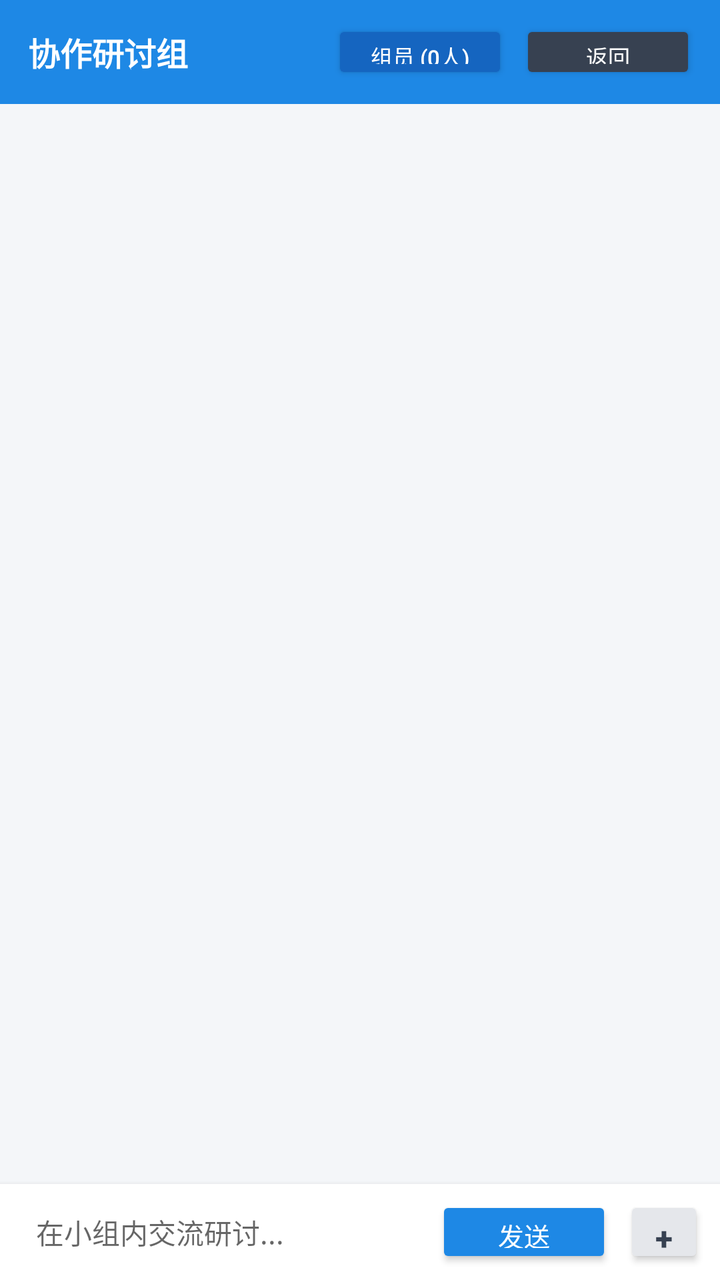
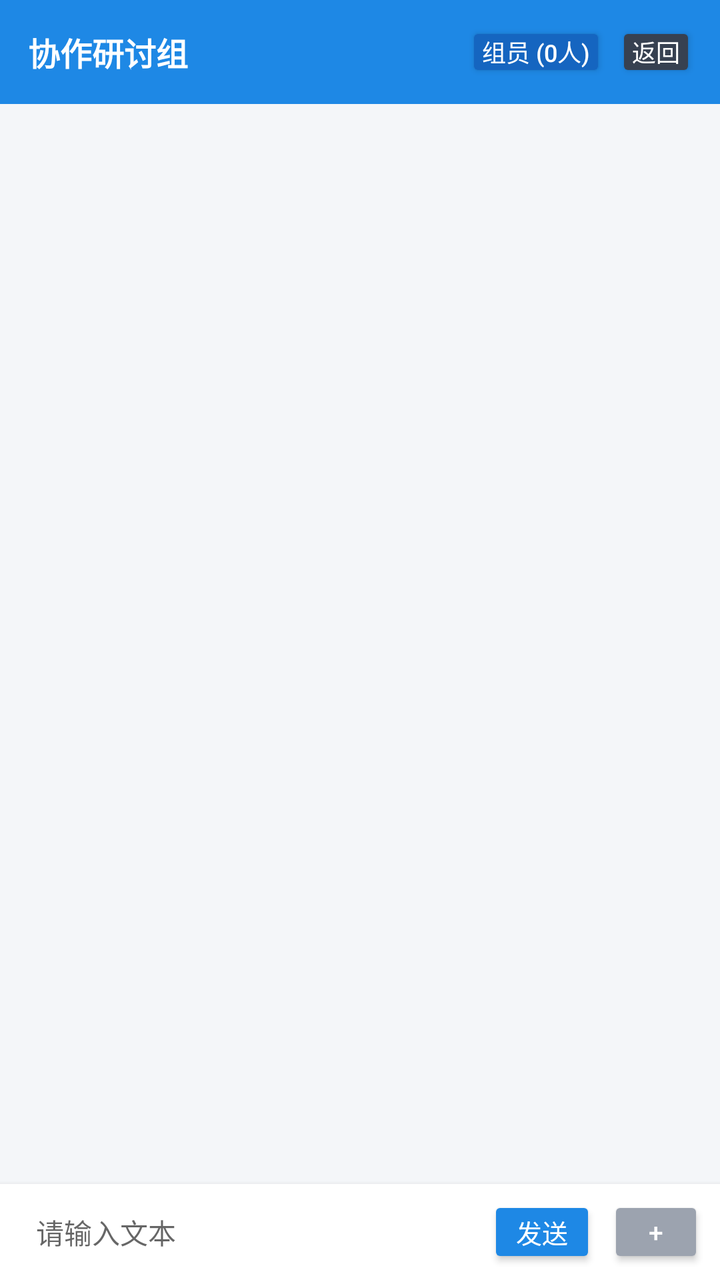

Compare the two renders of this Android layout. The source of the first and the diff that turns it into the second are given below.
<!-- AndroidManifest.xml: application theme Theme.CampusChat -->
<!-- res/layout/activity_game_room.xml -->
<?xml version="1.0" encoding="utf-8"?>
<androidx.constraintlayout.widget.ConstraintLayout
    xmlns:android="http://schemas.android.com/apk/res/android"
    xmlns:app="http://schemas.android.com/apk/res-auto"
    android:id="@+id/roomRootLayout"
    android:layout_width="match_parent"
    android:layout_height="match_parent"
    android:background="#F4F6F9"
    android:fitsSystemWindows="true">

    
    <RelativeLayout
        android:id="@+id/layoutRoomHeader"
        android:layout_width="0dp"
        android:layout_height="52dp"
        android:background="#1E88E5"
        android:paddingStart="14dp"
        android:paddingEnd="12dp"
        app:layout_constraintTop_toTopOf="parent"
        app:layout_constraintStart_toStartOf="parent"
        app:layout_constraintEnd_toEndOf="parent">

        <LinearLayout
            android:layout_width="0dp"
            android:layout_height="wrap_content"
            android:layout_alignParentStart="true"
            android:layout_centerVertical="true"
            android:layout_toStartOf="@+id/layoutRightActions"
            android:layout_marginEnd="6dp"
            android:gravity="center_vertical"
            android:orientation="horizontal">

            <TextView
                android:id="@+id/tvRoomHeaderTitle"
                android:layout_width="0dp"
                android:layout_height="wrap_content"
                android:layout_weight="1"
                android:ellipsize="end"
                android:maxLines="1"
                android:text="协作研讨组"
                android:textColor="#FFFFFF"
                android:textSize="16sp"
                android:textStyle="bold" />

            <Button
                android:id="@+id/btnDisbandRoom"
                android:layout_width="wrap_content"
                android:layout_height="32dp"
                android:layout_marginStart="6dp"
                android:minWidth="48dp"
                android:backgroundTint="#EF4444"
                android:paddingStart="8dp"
                android:paddingEnd="8dp"
                android:text="解散"
                android:textColor="#FFFFFF"
                android:textSize="11sp"
                android:visibility="gone" />
        </LinearLayout>

        <LinearLayout
            android:id="@+id/layoutRightActions"
            android:layout_width="wrap_content"
            android:layout_height="wrap_content"
            android:layout_alignParentEnd="true"
            android:layout_centerVertical="true"
            android:gravity="center_vertical"
            android:orientation="horizontal">

            <Button
                android:id="@+id/btnRoomMembers"
                android:layout_width="wrap_content"
                android:layout_height="32dp"
                android:layout_marginEnd="6dp"
                android:backgroundTint="#1565C0"
                android:paddingStart="10dp"
                android:paddingEnd="10dp"
                android:text="组员 (0人)"
                android:textColor="#FFFFFF"
                android:textSize="11sp" />

            <Button
                android:id="@+id/btnBackToLobby"
                android:layout_width="wrap_content"
                android:layout_height="32dp"
                android:backgroundTint="#374151"
                android:paddingStart="10dp"
                android:paddingEnd="10dp"
                android:text="返回"
                android:textColor="#FFFFFF"
                android:textSize="11sp" />
        </LinearLayout>
    </RelativeLayout>

    
    <androidx.recyclerview.widget.RecyclerView
        android:id="@+id/rvRoomChat"
        android:layout_width="0dp"
        android:layout_height="0dp"
        android:clipToPadding="false"
        android:paddingTop="8dp"
        android:paddingBottom="8dp"
        app:layout_constraintTop_toBottomOf="@id/layoutRoomHeader"
        app:layout_constraintBottom_toTopOf="@id/layoutRoomInput"
        app:layout_constraintStart_toStartOf="parent"
        app:layout_constraintEnd_toEndOf="parent" />

    
    <LinearLayout
        android:id="@+id/layoutRoomInput"
        android:layout_width="0dp"
        android:layout_height="wrap_content"
        android:background="#FFFFFF"
        android:elevation="4dp"
        android:gravity="center_vertical"
        android:orientation="horizontal"
        android:paddingStart="8dp"
        android:paddingTop="6dp"
        android:paddingEnd="8dp"
        android:paddingBottom="6dp"
        app:layout_constraintBottom_toTopOf="@id/layoutRoomToolPanel"
        app:layout_constraintStart_toStartOf="parent"
        app:layout_constraintEnd_toEndOf="parent">

        <EditText
            android:id="@+id/etRoomMessage"
            android:layout_width="0dp"
            android:layout_height="wrap_content"
            android:layout_weight="1"
            android:background="@null"
            android:hint="在小组内交流研讨..."
            android:maxLines="3"
            android:paddingStart="10dp"
            android:paddingEnd="10dp"
            android:textSize="14sp" />

        <Button
            android:id="@+id/btnSendRoomMsg"
            android:layout_width="wrap_content"
            android:layout_height="36dp"
            android:layout_marginStart="6dp"
            android:backgroundTint="#1E88E5"
            android:paddingStart="14dp"
            android:paddingEnd="14dp"
            android:text="发送"
            android:textColor="#FFFFFF"
            android:textSize="13sp" />

        <Button
            android:id="@+id/btnToggleRoomToolPanel"
            android:layout_width="40dp"
            android:layout_height="36dp"
            android:layout_marginStart="6dp"
            android:backgroundTint="#E5E7EB"
            android:text="+"
            android:textColor="#374151"
            android:textSize="16sp"
            android:textStyle="bold" />
    </LinearLayout>

    
    <LinearLayout
        android:id="@+id/layoutRoomToolPanel"
        android:layout_width="0dp"
        android:layout_height="96dp"
        android:background="#F9FAFB"
        android:gravity="center_vertical"
        android:orientation="horizontal"
        android:paddingStart="16dp"
        android:paddingEnd="16dp"
        android:visibility="gone"
        app:layout_constraintBottom_toBottomOf="parent"
        app:layout_constraintStart_toStartOf="parent"
        app:layout_constraintEnd_toEndOf="parent">

        
        <LinearLayout
            android:id="@+id/itemToolRps"
            android:layout_width="76dp"
            android:layout_height="match_parent"
            android:gravity="center"
            android:clickable="true"
            android:focusable="true"
            android:orientation="vertical">

            <Button
                android:id="@+id/btnLaunchRpsTool"
                android:layout_width="56dp"
                android:layout_height="44dp"
                android:backgroundTint="#E0F2FE"
                android:clickable="false"
                android:focusable="false"
                android:text="猜拳"
                android:textColor="#0369A1"
                android:textSize="13sp"
                android:textStyle="bold" />

            <TextView
                android:layout_width="wrap_content"
                android:layout_height="wrap_content"
                android:layout_marginTop="4dp"
                android:text="决策猜拳"
                android:textColor="#4B5563"
                android:textSize="11sp" />
        </LinearLayout>

        
        <LinearLayout
            android:id="@+id/itemToolCanvas"
            android:layout_width="76dp"
            android:layout_height="match_parent"
            android:layout_marginStart="16dp"
            android:gravity="center"
            android:clickable="true"
            android:focusable="true"
            android:orientation="vertical">

            <Button
                android:id="@+id/btnToolCanvasAction"
                android:layout_width="56dp"
                android:layout_height="44dp"
                android:backgroundTint="#DCFCE7"
                android:clickable="false"
                android:focusable="false"
                android:text="白板"
                android:textColor="#15803D"
                android:textSize="13sp"
                android:textStyle="bold" />

            <TextView
                android:layout_width="wrap_content"
                android:layout_height="wrap_content"
                android:layout_marginTop="4dp"
                android:text="协同草稿"
                android:textColor="#4B5563"
                android:textSize="11sp" />
        </LinearLayout>
    </LinearLayout>

</androidx.constraintlayout.widget.ConstraintLayout>
<!-- resources referenced by this layout -->
<resources>
  <style name="Theme.CampusChat" parent="Theme.AppCompat.Light.NoActionBar">
          
          <item name="colorPrimary">@color/brand_primary</item>
          <item name="colorPrimaryDark">@color/brand_primary_dark</item>
          <item name="colorAccent">@color/brand_accent</item>
  
          
          <item name="android:windowBackground">@color/app_background</item>
  
          
          <item name="android:statusBarColor">@color/brand_primary_dark</item>
      </style>
  <color name="brand_primary">#1E88E5</color>
  <color name="brand_primary_dark">#1565C0</color>
  <color name="brand_accent">#00ACC1</color>
  <color name="app_background">#F4F6F9</color>
</resources>

<!-- the commit's change to res/layout/activity_game_room.xml (unified diff, before → after) -->
@@ -2,6 +2,7 @@
 <androidx.constraintlayout.widget.ConstraintLayout
     xmlns:android="http://schemas.android.com/apk/res/android"
     xmlns:app="http://schemas.android.com/apk/res-auto"
+    xmlns:tools="http://schemas.android.com/tools"
     android:id="@+id/roomRootLayout"
     android:layout_width="match_parent"
     android:layout_height="match_parent"
@@ -20,42 +21,20 @@
         app:layout_constraintStart_toStartOf="parent"
         app:layout_constraintEnd_toEndOf="parent">
 
-        <LinearLayout
-            android:layout_width="0dp"
+        <TextView
+            android:id="@+id/tvRoomHeaderTitle"
+            android:layout_width="wrap_content"
             android:layout_height="wrap_content"
             android:layout_alignParentStart="true"
             android:layout_centerVertical="true"
             android:layout_toStartOf="@+id/layoutRightActions"
-            android:layout_marginEnd="6dp"
-            android:gravity="center_vertical"
-            android:orientation="horizontal">
-
-            <TextView
-                android:id="@+id/tvRoomHeaderTitle"
-                android:layout_width="0dp"
-                android:layout_height="wrap_content"
-                android:layout_weight="1"
-                android:ellipsize="end"
-                android:maxLines="1"
-                android:text="协作研讨组"
-                android:textColor="#FFFFFF"
-                android:textSize="16sp"
-                android:textStyle="bold" />
-
-            <Button
-                android:id="@+id/btnDisbandRoom"
-                android:layout_width="wrap_content"
-                android:layout_height="32dp"
-                android:layout_marginStart="6dp"
-                android:minWidth="48dp"
-                android:backgroundTint="#EF4444"
-                android:paddingStart="8dp"
-                android:paddingEnd="8dp"
-                android:text="解散"
-                android:textColor="#FFFFFF"
-                android:textSize="11sp"
-                android:visibility="gone" />
-        </LinearLayout>
+            android:layout_marginEnd="8dp"
+            android:ellipsize="end"
+            android:singleLine="true"
+            android:text="协作研讨组"
+            android:textColor="#FFFFFF"
+            android:textSize="16sp"
+            android:textStyle="bold" />
 
         <LinearLayout
             android:id="@+id/layoutRightActions"
@@ -67,27 +46,58 @@
             android:orientation="horizontal">
 
             <Button
+                android:id="@+id/btnDisbandRoom"
+                android:layout_width="wrap_content"
+                android:layout_height="30dp"
+                android:minWidth="0dp"
+                android:minHeight="0dp"
+                android:backgroundTint="#EF4444"
+                android:gravity="center"
+                android:paddingStart="8dp"
+                android:paddingTop="0dp"
+                android:paddingEnd="8dp"
+                android:paddingBottom="0dp"
+                android:text="解散"
+                android:textColor="#FFFFFF"
+                android:textSize="12sp"
+                android:visibility="gone"
+                tools:ignore="TouchTargetSizeCheck" />
+
+            <Button
                 android:id="@+id/btnRoomMembers"
                 android:layout_width="wrap_content"
-                android:layout_height="32dp"
-                android:layout_marginEnd="6dp"
+                android:layout_height="30dp"
+                android:layout_marginStart="5dp"
+                android:minWidth="0dp"
+                android:minHeight="0dp"
                 android:backgroundTint="#1565C0"
-                android:paddingStart="10dp"
-                android:paddingEnd="10dp"
+                android:gravity="center"
+                android:paddingStart="8dp"
+                android:paddingTop="0dp"
+                android:paddingEnd="8dp"
+                android:paddingBottom="0dp"
                 android:text="组员 (0人)"
                 android:textColor="#FFFFFF"
-                android:textSize="11sp" />
+                android:textSize="12sp"
+                tools:ignore="TouchTargetSizeCheck" />
 
             <Button
                 android:id="@+id/btnBackToLobby"
                 android:layout_width="wrap_content"
-                android:layout_height="32dp"
+                android:layout_height="30dp"
+                android:layout_marginStart="5dp"
+                android:minWidth="0dp"
+                android:minHeight="0dp"
                 android:backgroundTint="#374151"
-                android:paddingStart="10dp"
-                android:paddingEnd="10dp"
+                android:gravity="center"
+                android:paddingStart="8dp"
+                android:paddingTop="0dp"
+                android:paddingEnd="8dp"
+                android:paddingBottom="0dp"
                 android:text="返回"
                 android:textColor="#FFFFFF"
-                android:textSize="11sp" />
+                android:textSize="12sp"
+                tools:ignore="TouchTargetSizeCheck" />
         </LinearLayout>
     </RelativeLayout>
 
@@ -127,7 +137,7 @@
             android:layout_height="wrap_content"
             android:layout_weight="1"
             android:background="@null"
-            android:hint="在小组内交流研讨..."
+            android:hint="请输入文本"
             android:maxLines="3"
             android:paddingStart="10dp"
             android:paddingEnd="10dp"
@@ -138,102 +148,198 @@
             android:layout_width="wrap_content"
             android:layout_height="36dp"
             android:layout_marginStart="6dp"
+            android:minWidth="48dp"
+            android:minHeight="0dp"
             android:backgroundTint="#1E88E5"
+            android:gravity="center"
             android:paddingStart="14dp"
+            android:paddingTop="0dp"
             android:paddingEnd="14dp"
+            android:paddingBottom="0dp"
             android:text="发送"
             android:textColor="#FFFFFF"
-            android:textSize="13sp" />
+            android:textSize="13sp"
+            tools:ignore="HardcodedText,TouchTargetSizeCheck" />
 
         <Button
             android:id="@+id/btnToggleRoomToolPanel"
-            android:layout_width="40dp"
+            android:layout_width="wrap_content"
             android:layout_height="36dp"
             android:layout_marginStart="6dp"
-            android:backgroundTint="#E5E7EB"
+            android:minWidth="48dp"
+            android:minHeight="0dp"
+            android:backgroundTint="#9CA3AF"
+            android:gravity="center"
+            android:paddingStart="14dp"
+            android:paddingTop="0dp"
+            android:paddingEnd="14dp"
+            android:paddingBottom="0dp"
             android:text="+"
-            android:textColor="#374151"
-            android:textSize="16sp"
-            android:textStyle="bold" />
+            android:textColor="#FFFFFF"
+            android:textSize="13sp"
+            tools:ignore="HardcodedText,TouchTargetSizeCheck" />
     </LinearLayout>
 
     
-    <LinearLayout
+    <HorizontalScrollView
         android:id="@+id/layoutRoomToolPanel"
         android:layout_width="0dp"
         android:layout_height="96dp"
         android:background="#F9FAFB"
-        android:gravity="center_vertical"
-        android:orientation="horizontal"
-        android:paddingStart="16dp"
-        android:paddingEnd="16dp"
+        android:scrollbars="none"
         android:visibility="gone"
         app:layout_constraintBottom_toBottomOf="parent"
         app:layout_constraintStart_toStartOf="parent"
         app:layout_constraintEnd_toEndOf="parent">
 
-        
         <LinearLayout
-            android:id="@+id/itemToolRps"
-            android:layout_width="76dp"
+            android:layout_width="wrap_content"
             android:layout_height="match_parent"
-            android:gravity="center"
-            android:clickable="true"
-            android:focusable="true"
-            android:orientation="vertical">
-
-            <Button
-                android:id="@+id/btnLaunchRpsTool"
-                android:layout_width="56dp"
-                android:layout_height="44dp"
-                android:backgroundTint="#E0F2FE"
-                android:clickable="false"
-                android:focusable="false"
-                android:text="猜拳"
-                android:textColor="#0369A1"
-                android:textSize="13sp"
-                android:textStyle="bold" />
-
-            <TextView
-                android:layout_width="wrap_content"
-                android:layout_height="wrap_content"
-                android:layout_marginTop="4dp"
-                android:text="决策猜拳"
-                android:textColor="#4B5563"
-                android:textSize="11sp" />
+            android:gravity="center_vertical"
+            android:orientation="horizontal"
+            android:paddingStart="16dp"
+            android:paddingEnd="16dp">
+
+            
+            <LinearLayout
+                android:id="@+id/itemToolCamera"
+                android:layout_width="72dp"
+                android:layout_height="match_parent"
+                android:clickable="true"
+                android:focusable="true"
+                android:gravity="center"
+                android:orientation="vertical">
+
+                <Button
+                    android:id="@+id/btnToolCameraAction"
+                    android:layout_width="52dp"
+                    android:layout_height="42dp"
+                    android:minWidth="0dp"
+                    android:minHeight="0dp"
+                    android:backgroundTint="#EFF6FF"
+                    android:clickable="false"
+                    android:focusable="false"
+                    android:text="拍摄"
+                    android:textColor="#1E88E5"
+                    android:textSize="13sp"
+                    android:textStyle="bold"
+                    tools:ignore="TouchTargetSizeCheck" />
+
+                <TextView
+                    android:layout_width="wrap_content"
+                    android:layout_height="wrap_content"
+                    android:layout_marginTop="4dp"
+                    android:text="拍摄发图"
+                    android:textColor="#4B5563"
+                    android:textSize="11sp" />
+            </LinearLayout>
+
+            
+            <LinearLayout
+                android:id="@+id/itemToolGallery"
+                android:layout_width="72dp"
+                android:layout_height="match_parent"
+                android:layout_marginStart="14dp"
+                android:clickable="true"
+                android:focusable="true"
+                android:gravity="center"
+                android:orientation="vertical">
+
+                <Button
+                    android:id="@+id/btnToolGalleryAction"
+                    android:layout_width="52dp"
+                    android:layout_height="42dp"
+                    android:minWidth="0dp"
+                    android:minHeight="0dp"
+                    android:backgroundTint="#F3E8FF"
+                    android:clickable="false"
+                    android:focusable="false"
+                    android:text="相册"
+                    android:textColor="#7C3AED"
+                    android:textSize="13sp"
+                    android:textStyle="bold"
+                    tools:ignore="TouchTargetSizeCheck" />
+
+                <TextView
+                    android:layout_width="wrap_content"
+                    android:layout_height="wrap_content"
+                    android:layout_marginTop="4dp"
+                    android:text="相册选择"
+                    android:textColor="#4B5563"
+                    android:textSize="11sp" />
+            </LinearLayout>
+
+            
+            <LinearLayout
+                android:id="@+id/itemToolRps"
+                android:layout_width="72dp"
+                android:layout_height="match_parent"
+                android:layout_marginStart="14dp"
+                android:clickable="true"
+                android:focusable="true"
+                android:gravity="center"
+                android:orientation="vertical">
+
+                <Button
+                    android:id="@+id/btnLaunchRpsTool"
+                    android:layout_width="52dp"
+                    android:layout_height="42dp"
+                    android:minWidth="0dp"
+                    android:minHeight="0dp"
+                    android:backgroundTint="#E0F2FE"
+                    android:clickable="false"
+                    android:focusable="false"
+                    android:text="猜拳"
+                    android:textColor="#0369A1"
+                    android:textSize="13sp"
+                    android:textStyle="bold"
+                    tools:ignore="TouchTargetSizeCheck" />
+
+                <TextView
+                    android:layout_width="wrap_content"
+                    android:layout_height="wrap_content"
+                    android:layout_marginTop="4dp"
+                    android:text="决策猜拳"
+                    android:textColor="#4B5563"
+                    android:textSize="11sp" />
+            </LinearLayout>
+
+            
+            <LinearLayout
+                android:id="@+id/itemToolCanvas"
+                android:layout_width="72dp"
+                android:layout_height="match_parent"
+                android:layout_marginStart="14dp"
+                android:clickable="true"
+                android:focusable="true"
+                android:gravity="center"
+                android:orientation="vertical">
+
+                <Button
+                    android:id="@+id/btnToolCanvasAction"
+                    android:layout_width="52dp"
+                    android:layout_height="42dp"
+                    android:minWidth="0dp"
+                    android:minHeight="0dp"
+                    android:backgroundTint="#DCFCE7"
+                    android:clickable="false"
+                    android:focusable="false"
+                    android:text="白板"
+                    android:textColor="#15803D"
+                    android:textSize="13sp"
+                    android:textStyle="bold"
+                    tools:ignore="TouchTargetSizeCheck" />
+
+                <TextView
+                    android:layout_width="wrap_content"
+                    android:layout_height="wrap_content"
+                    android:layout_marginTop="4dp"
+                    android:text="协同草稿"
+                    android:textColor="#4B5563"
+                    android:textSize="11sp" />
+            </LinearLayout>
+
         </LinearLayout>
-
-        
-        <LinearLayout
-            android:id="@+id/itemToolCanvas"
-            android:layout_width="76dp"
-            android:layout_height="match_parent"
-            android:layout_marginStart="16dp"
-            android:gravity="center"
-            android:clickable="true"
-            android:focusable="true"
-            android:orientation="vertical">
-
-            <Button
-                android:id="@+id/btnToolCanvasAction"
-                android:layout_width="56dp"
-                android:layout_height="44dp"
-                android:backgroundTint="#DCFCE7"
-                android:clickable="false"
-                android:focusable="false"
-                android:text="白板"
-                android:textColor="#15803D"
-                android:textSize="13sp"
-                android:textStyle="bold" />
-
-            <TextView
-                android:layout_width="wrap_content"
-                android:layout_height="wrap_content"
-                android:layout_marginTop="4dp"
-                android:text="协同草稿"
-                android:textColor="#4B5563"
-                android:textSize="11sp" />
-        </LinearLayout>
-    </LinearLayout>
+    </HorizontalScrollView>
 
 </androidx.constraintlayout.widget.ConstraintLayout>
<!-- resource entries referenced after the edit -->
@@ -10,11 +10,15 @@
           <item name="android:windowBackground">@color/app_background</item>
   
           
-          <item name="android:statusBarColor">@color/brand_primary_dark</item>
+          <item name="android:statusBarColor">@color/white</item>
+  
+          
+          <item name="android:windowLightStatusBar">true</item>
       </style>
   <color name="brand_primary">#1E88E5</color>
   <color name="brand_primary_dark">#1565C0</color>
   <color name="brand_accent">#00ACC1</color>
   <color name="app_background">#F4F6F9</color>
+  <color name="white">#FFFFFFFF</color>
 </resources>
 
